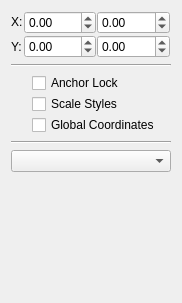
Old version of the form plugins/tools/defaulttool/defaulttool/DefaultToolGeometryWidget.ui in the repository KDE/krita.
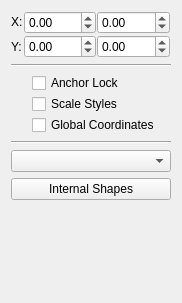
New version of the form. Custom widgets are drawn as their Qt base class.

Commit message:
Implement toggle to switch to internal shape manager for text shapes.
This is kinda glitchy still...

```diff
--- a/plugins/tools/defaulttool/defaulttool/DefaultToolGeometryWidget.ui
+++ b/plugins/tools/defaulttool/defaulttool/DefaultToolGeometryWidget.ui
@@ -236,6 +236,16 @@
    <item>
     <widget class="QComboBox" name="cmbPaintOrder"/>
    </item>
+   <item>
+    <widget class="QPushButton" name="btnInternalShapes">
+     <property name="text">
+      <string>Internal Shapes</string>
+     </property>
+     <property name="checkable">
+      <bool>true</bool>
+     </property>
+    </widget>
+   </item>
    <item>
     <widget class="KisShapePropertySlider" name="dblOpacity" native="true"/>
    </item>
```
The commit also changes 6 other files.
